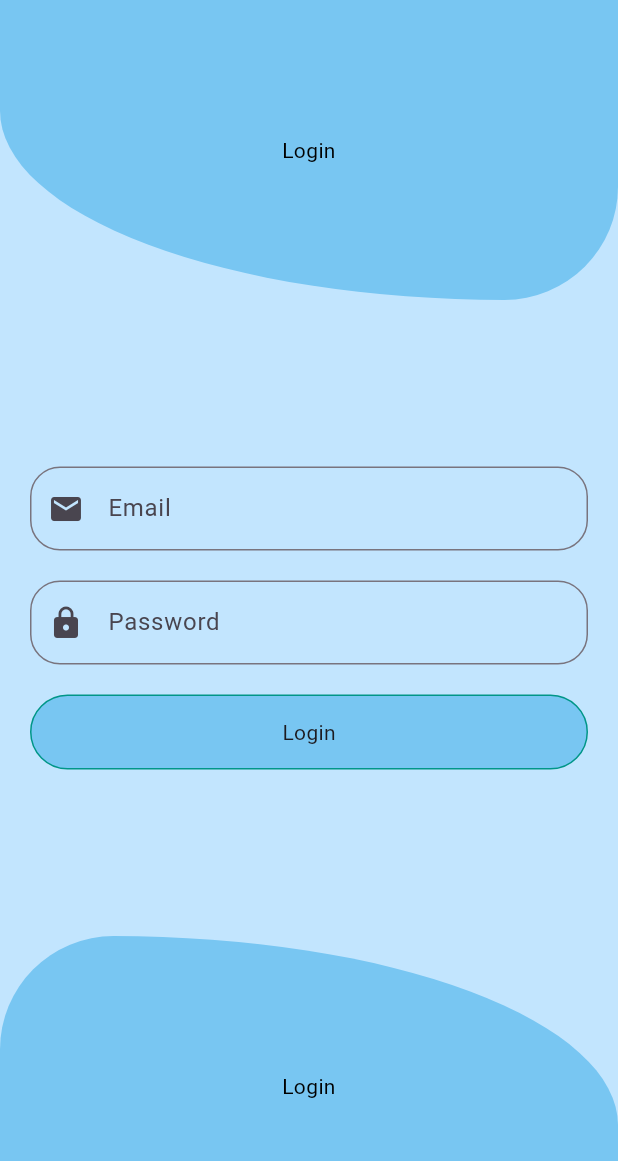
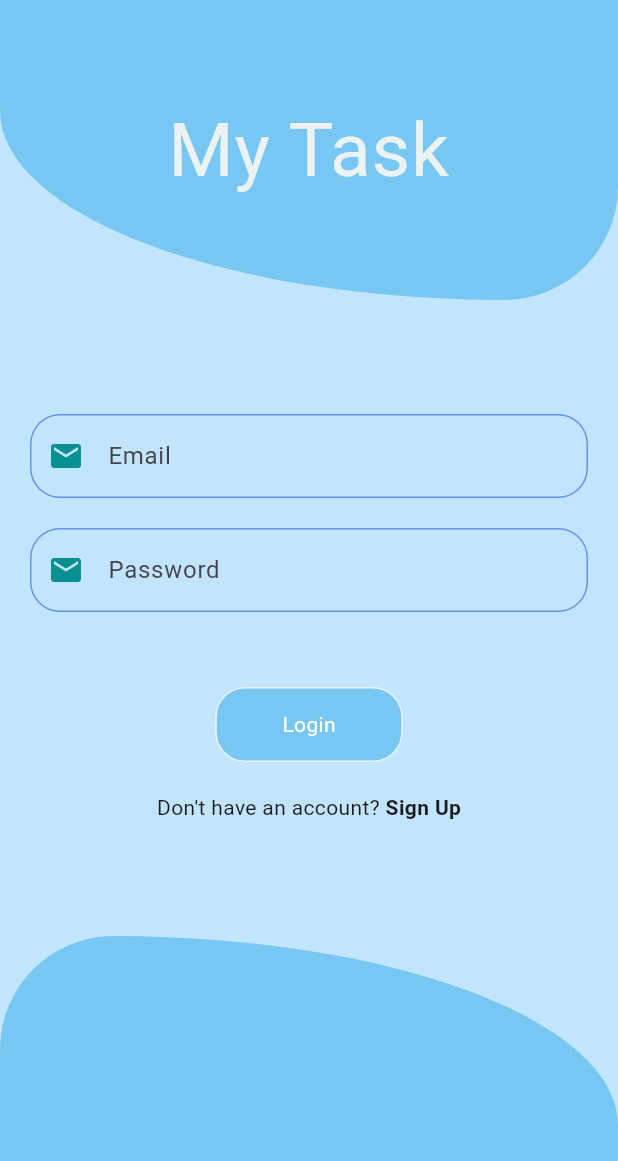
Before and after one commit to azix-khan/mytasks, a Flutter app: the screen it shows after launch, on a phone screen of 412 x 824 dp. Shown: the top 1161 px of the screen. Run offline on Flutter 3.47's test engine with Material 2 defaults, Android fonts, the light colour scheme and no system bars; our stand-ins replace google_fonts.

Commit message:
sign up and home screen

```diff
--- /dev/null
+++ b/lib/Screens/login_screen.dart
@@ -0,0 +1,133 @@
+import 'package:flutter/material.dart';
+import 'package:internee_app/Screens/home_screen.dart';
+import 'package:internee_app/Screens/signup_screen.dart';
+import 'package:internee_app/Utils/custom_container.dart';
+import 'package:internee_app/Utils/round_button.dart';
+
+class LoginScreen extends StatefulWidget {
+  const LoginScreen({super.key});
+
+  @override
+  State<LoginScreen> createState() => _LoginScreenState();
+}
+
+class _LoginScreenState extends State<LoginScreen> {
+  final _formKey = GlobalKey<FormState>();
+  TextEditingController emailController = TextEditingController();
+  TextEditingController passwordController = TextEditingController();
+  @override
+  Widget build(BuildContext context) {
+    return SafeArea(
+      child: Scaffold(
+        body: Stack(
+          children: <Widget>[
+            // Background Container
+            customContainer(),
+            // App's Content
+            Center(
+              child: Padding(
+                padding: const EdgeInsets.all(20.0),
+                child: Form(
+                  key: _formKey,
+                  child: SingleChildScrollView(
+                    child: Column(
+                      mainAxisAlignment: MainAxisAlignment.center,
+                      crossAxisAlignment: CrossAxisAlignment.center,
+                      children: [
+                        TextFormField(
+                          controller: emailController,
+                          validator: (value) {
+                            if (value!.isEmpty) {
+                              return 'Emaill Required';
+                            }
+                            return null;
+                          },
+                          decoration: InputDecoration(
+                            labelText: 'Email',
+                            prefixIcon: const Icon(
+                              Icons.email,
+                              color: Color(0xff088F8F),
+                            ),
+                            enabledBorder: OutlineInputBorder(
+                                borderRadius: BorderRadius.circular(20),
+                                borderSide:
+                                    const BorderSide(color: Color(0xff6495ED))),
+                            border: OutlineInputBorder(
+                                borderRadius: BorderRadius.circular(20)),
+                            hintText: 'Email',
+                          ),
+                        ),
+                        const SizedBox(
+                          height: 20,
+                        ),
+                        TextFormField(
+                          controller: passwordController,
+                          validator: (value) {
+                            if (value!.isEmpty) {
+                              return 'Password Required';
+                            }
+                            return null;
+                          },
+                          decoration: InputDecoration(
+                            labelText: 'Password',
+                            prefixIcon: const Icon(
+                              Icons.email,
+                              color: Color(0xff088F8F),
+                            ),
+                            enabledBorder: OutlineInputBorder(
+                                borderRadius: BorderRadius.circular(20),
+                                borderSide:
+                                    const BorderSide(color: Color(0xff6495ED))),
+                            border: OutlineInputBorder(
+                                borderRadius: BorderRadius.circular(20)),
+                            hintText: 'Password',
+                          ),
+                        ),
+                        const SizedBox(
+                          height: 50,
+                        ),
+                        RoundButton(
+                            title: 'Login',
+                            loading: false,
+                            onTap: () {
+                              if (_formKey.currentState!.validate()) {
+                                Navigator.push(
+                                    context,
+                                    MaterialPageRoute(
+                                        builder: (context) =>
+                                            const HomeScreen()));
+                              }
+                            }),
+                        const SizedBox(
+                          height: 20,
+                        ),
+                        Row(
+                          mainAxisAlignment: MainAxisAlignment.center,
+                          children: [
+                            const Text("Don't have an account? "),
+                            InkWell(
+                                onTap: () {
+                                  Navigator.push(
+                                      context,
+                                      MaterialPageRoute(
+                                          builder: (context) =>
+                                              const SignUpScreen()));
+                                },
+                                child: const Text(
+                                  'Sign Up',
+                                  style: TextStyle(fontWeight: FontWeight.bold),
+                                ))
+                          ],
+                        )
+                      ],
+                    ),
+                  ),
+                ),
+              ),
+            ),
+          ],
+        ),
+      ),
+    );
+  }
+}
--- a/lib/Utils/custom_container.dart
+++ b/lib/Utils/custom_container.dart
@@ -1,4 +1,5 @@
 import 'package:flutter/material.dart';
+import 'package:google_fonts/google_fonts.dart';
 
 Widget customContainer() {
   return Container(
@@ -28,11 +29,12 @@ Widget customContainer() {
               bottomRight: Radius.circular(180),
             ),
           ),
-          child: const Center(
+          child: Center(
             child: Text(
-              'Login',
-              style: TextStyle(
-                color: Colors.black,
+              'My Task',
+              style: GoogleFonts.carterOne(
+                textStyle: const TextStyle(
+                    color: Color(0xffEAF2F2), letterSpacing: .5, fontSize: 50),
               ),
               textAlign: TextAlign.center,
             ),
@@ -52,7 +54,7 @@ Widget customContainer() {
             ),
             child: const Center(
               child: Text(
-                'Login',
+                '',
                 style: TextStyle(
                   color: Colors.black,
                 ),
--- a/lib/Utils/round_button.dart
+++ b/lib/Utils/round_button.dart
@@ -1,20 +1,37 @@
 import 'package:flutter/material.dart';
 
-// ignore: must_be_immutable
 class RoundButton extends StatelessWidget {
-  String text = '';
-  RoundButton({super.key, required this.text});
+  final String title;
+  final VoidCallback onTap;
+  final bool loading;
+  const RoundButton(
+      {super.key,
+      required this.title,
+      required this.onTap,
+      this.loading = false});
 
   @override
   Widget build(BuildContext context) {
-    return Container(
-      height: 50,
-      decoration: BoxDecoration(
-          color: const Color(0xff78C6F2),
-          borderRadius: BorderRadius.circular(30),
-          border: Border.all(color: Colors.teal)),
-      child: Center(
-        child: Text(text),
+    return InkWell(
+      onTap: onTap,
+      child: Container(
+        height: 50,
+        width: 125,
+        decoration: BoxDecoration(
+            color: const Color(0xff78C6F2),
+            borderRadius: BorderRadius.circular(20),
+            border: Border.all(color: const Color(0xffEAF2F2))),
+        child: Center(
+          child: loading
+              ? const CircularProgressIndicator(
+                  strokeWidth: 3,
+                  color: Colors.white,
+                )
+              : Text(
+                  title,
+                  style: const TextStyle(color: Colors.white),
+                ),
+        ),
       ),
     );
   }
--- a/lib/main.dart
+++ b/lib/main.dart
@@ -1,5 +1,5 @@
 import 'package:flutter/material.dart';
-import 'package:internee_app/Screens/home_screen.dart';
+import 'package:internee_app/Screens/login_screen.dart';
 
 void main() {
   runApp(const MyApp());
@@ -13,10 +13,10 @@ class MyApp extends StatelessWidget {
     return MaterialApp(
       title: 'Flutter Demo',
       theme: ThemeData(
-        primaryColor: Color(0xff78C6F2),
+        primaryColor: const Color(0xff78C6F2),
         useMaterial3: true,
       ),
-      home: const HomeScreen(),
+      home: const LoginScreen(),
     );
   }
 }
--- a/pubspec.yaml
+++ b/pubspec.yaml
@@ -35,6 +35,7 @@ dependencies:
   # The following adds the Cupertino Icons font to your application.
   # Use with the CupertinoIcons class for iOS style icons.
   cupertino_icons: ^1.0.2
+  google_fonts: ^6.1.0
 
 dev_dependencies:
   flutter_test:
```
Also changed, not shown: lib/Screens/home_screen.dart (+61 -47 lines), lib/Screens/signup_screen.dart (added, +190 -0 lines), pubspec.lock, 1 other file.
